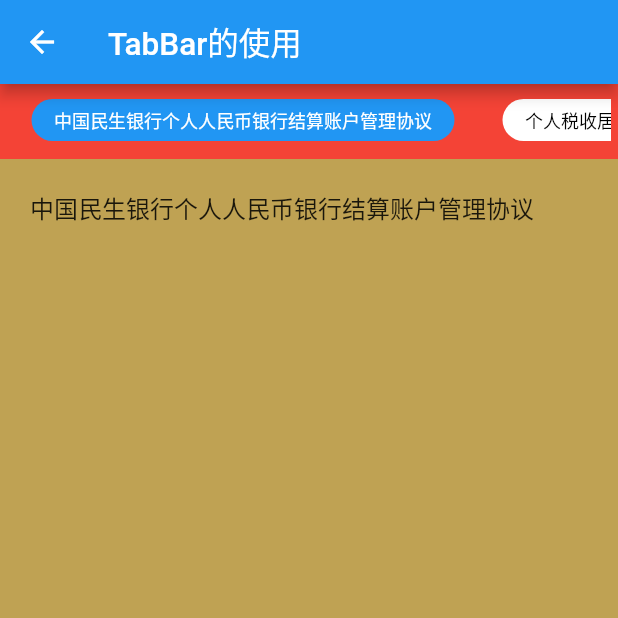
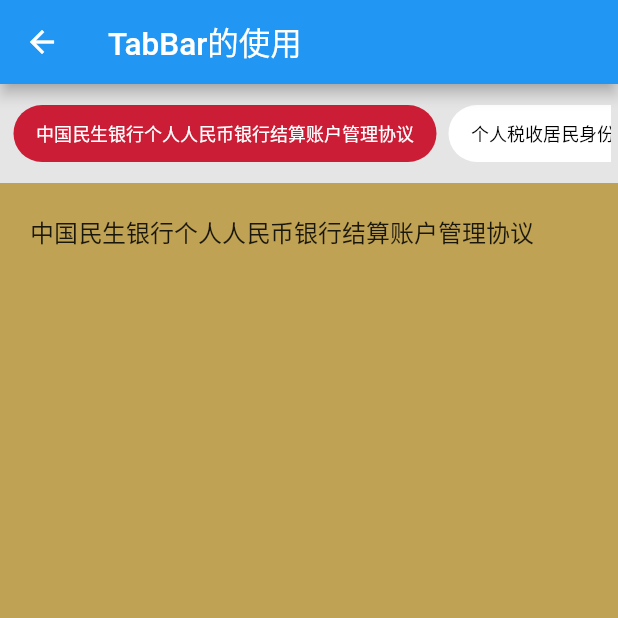
Before and after one commit to hjcasd/flutter_base, a Flutter app: the MyTabBar screen opened directly, on a phone screen of 412 x 824 dp, the top half of it. Run offline on Flutter 3.47's test engine with Material 2 defaults, Android fonts, the phone set to English and light mode, and no system bars; drawn by our look-alikes of buttons_tabbar; our stand-ins replace cached_network_image, dio, flutter_easyloading, flutter_easyrefresh, flutter_html, flutter_swiper_null_safety and 3 more; missing offline and left inert: flutter_inappwebview.

Commit message:
添加ButtonTabBar

```diff
--- a/lib/pages/home/tab_bar/tab_bar_page.dart
+++ b/lib/pages/home/tab_bar/tab_bar_page.dart
@@ -1,3 +1,4 @@
+import 'package:buttons_tabbar/buttons_tabbar.dart';
 import 'package:flutter/material.dart';
 import 'package:flutter_base/constants/app_colors.dart';
 import 'package:flutter_base/routes/route_manager.dart';
@@ -17,26 +18,14 @@ class MyTabBar extends StatefulWidget {
 }
 
 class _MyTabBarState extends State<MyTabBar> with SingleTickerProviderStateMixin {
-  late TabController _tabController;
+  TabController? _tabController;
 
-  List _tabList = ["中国民生银行个人人民币银行结算账户管理协议", "个人税收居民身份声明文件", "跨行通协议"];
-
-  int _tabIndex = 0;
+  List _dataList = ["中国民生银行个人人民币银行结算账户管理协议", "个人税收居民身份声明文件", "跨行通协议"];
 
   @override
   void initState() {
     super.initState();
-    _tabController = TabController(length: _tabList.length, vsync: this);
-    // tab切换监听
-    _tabController.addListener(() {
-      // 滑动监听调用一次,点击切换调用2次
-      if (_tabController.index == _tabController.animation?.value) {
-        print("当前索引: ${_tabController.index}");
-        setState(() {
-          _tabIndex = _tabController.index;
-        });
-      }
-    });
+    _tabController = TabController(length: _dataList.length, vsync: this);
   }
 
   @override
@@ -58,20 +47,29 @@ class _MyTabBarState extends State<MyTabBar> with SingleTickerProviderStateMixin
       body: Column(
         children: [
           Container(
-            color: Colors.red,
+            color: AppColors.grey_E5E5E5,
             padding: EdgeInsets.symmetric(vertical: 10, horizontal: 5),
-            child: TabBar(
+            child: ButtonsTabBar(
               controller: _tabController,
-              isScrollable: true,
-              labelColor: Colors.white,
-              unselectedLabelColor: Colors.black,
-              indicator: BoxDecoration(),
+              backgroundColor: AppColors.red_CB1E36,
+              unselectedBackgroundColor: AppColors.white,
+              radius: 20,
+              contentPadding: EdgeInsets.symmetric(horizontal: 15),
+              unselectedLabelStyle: TextStyle(
+                color: AppColors.black,
+                fontSize: 12,
+              ),
+              labelStyle: TextStyle(
+                color: AppColors.white,
+                fontSize: 12,
+              ),
               tabs: _getTabsView(),
             ),
           ),
-          Flexible(
+          Expanded(
             child: TabBarView(
               controller: _tabController,
+              physics: NeverScrollableScrollPhysics(),
               children: _getContentView(),
             ),
           ),
@@ -82,38 +80,21 @@ class _MyTabBarState extends State<MyTabBar> with SingleTickerProviderStateMixin
 
   List<Widget> _getTabsView() {
     List<Widget> list = [];
-    for (var i = 0; i < _tabList.length; i++) {
-      list.add(
-        Container(
-          padding: EdgeInsets.symmetric(vertical: 5, horizontal: 15),
-          decoration: _tabIndex == i
-              ? BoxDecoration(
-                  borderRadius: BorderRadius.circular(15),
-                  color: Colors.blue,
-                )
-              : BoxDecoration(
-                  borderRadius: BorderRadius.circular(15),
-                  color: Colors.white,
-                ),
-          child: Text(
-            _tabList[i],
-            style: TextStyle(fontSize: 12),
-          ),
-        ),
-      );
+    for (var i = 0; i < _dataList.length; i++) {
+      list.add(Tab(text: _dataList[i]));
     }
     return list;
   }
 
   List<Widget> _getContentView() {
     List<Widget> list = [];
-    for (var i = 0; i < _tabList.length; i++) {
+    for (var i = 0; i < _dataList.length; i++) {
       list.add(
         Container(
           color: AppColors.gold_BFA253,
           padding: EdgeInsets.all(20),
           child: Text(
-            _tabList[i],
+            _dataList[i],
             style: TextStyle(fontSize: 16),
           ),
         ),
@@ -125,6 +106,6 @@ class _MyTabBarState extends State<MyTabBar> with SingleTickerProviderStateMixin
   @override
   void dispose() {
     super.dispose();
-    _tabController.dispose();
+    _tabController?.dispose();
   }
 }
--- a/lib/pages/main_page.dart
+++ b/lib/pages/main_page.dart
@@ -21,7 +21,7 @@ class _MainPageState extends State<MainPage> {
   int _currentIndex = 0;
 
   // 页面集合
-  final List<Widget> _pageList = [
+  List<Widget> _pageList = [
     HomePage(),
     LayoutPage(),
     OtherPage(),
@@ -29,7 +29,7 @@ class _MainPageState extends State<MainPage> {
   ];
 
   // 底部Bar数据
-  final Map _bottomMap = {
+  Map _bottomMap = {
     "首页": Icon(Icons.home),
     "布局": Icon(Icons.category),
     "其他": Icon(Icons.account_box),
@@ -37,7 +37,7 @@ class _MainPageState extends State<MainPage> {
   };
 
   // 标题栏颜色集合
-  final List<Color> _colorList = [
+  List<Color> _colorList = [
     AppColors.blue,
     AppColors.green,
     AppColors.amber,
--- a/lib/pages/setting/web/logic/web_binding.dart
+++ b/lib/pages/setting/web/logic/web_binding.dart
@@ -1,4 +1,4 @@
-import 'package:flutter_base/pages/other/web/logic/web_controller.dart';
+import 'package:flutter_base/pages/setting/web/logic/web_controller.dart';
 import 'package:get/instance_manager.dart';
 
 /// Web页面Binding
--- a/lib/pages/setting/web/view/web_body_view.dart
+++ b/lib/pages/setting/web/view/web_body_view.dart
@@ -1,6 +1,6 @@
 import 'package:flutter/material.dart';
 import 'package:flutter_base/components/web/simple_web_view.dart';
-import 'package:flutter_base/pages/other/web/logic/web_controller.dart';
+import 'package:flutter_base/pages/setting/web/logic/web_controller.dart';
 import 'package:get/get.dart';
 
 /// Web页面View
--- a/lib/pages/setting/web/web_page.dart
+++ b/lib/pages/setting/web/web_page.dart
@@ -1,8 +1,9 @@
 import 'package:flutter/material.dart';
 import 'package:flutter_base/components/state/simple_state_view.dart';
-import 'package:flutter_base/pages/other/web/logic/web_controller.dart';
-import 'package:flutter_base/pages/other/web/view/web_body_view.dart';
+import 'package:flutter_base/pages/setting/web/view/web_body_view.dart';
 import 'package:get/get.dart';
+
+import 'logic/web_controller.dart';
 
 /// Web页面
 class WebPage extends GetView<WebController> {
--- a/lib/routes/route_pages.dart
+++ b/lib/routes/route_pages.dart
@@ -31,13 +31,13 @@ import 'package:flutter_base/pages/other/picture/logic/picture_binding.dart';
 import 'package:flutter_base/pages/other/picture/picture_page.dart';
 import 'package:flutter_base/pages/other/user/logic/user_binding.dart';
 import 'package:flutter_base/pages/other/user/user_page.dart';
-import 'package:flutter_base/pages/other/web/logic/web_binding.dart';
-import 'package:flutter_base/pages/other/web/web_page.dart';
 import 'package:flutter_base/pages/setting/dio/dio_page.dart';
 import 'package:flutter_base/pages/setting/get_x/get_x_page.dart';
 import 'package:flutter_base/pages/setting/native/native_page.dart';
 import 'package:flutter_base/pages/setting/swiper/swiper_page.dart';
 import 'package:flutter_base/pages/not_found_page.dart';
+import 'package:flutter_base/pages/setting/web/logic/web_binding.dart';
+import 'package:flutter_base/pages/setting/web/web_page.dart';
 import 'package:flutter_base/routes/route_paths.dart';
 import 'package:get/get.dart';
 
--- a/pubspec.yaml
+++ b/pubspec.yaml
@@ -52,6 +52,8 @@ dependencies:
   syncfusion_flutter_charts: ^20.1.56
   # Html
   flutter_html: ^2.2.1
+  # TabBar:
+  buttons_tabbar: 1.3.4
 
 dev_dependencies:
   flutter_test:
```
